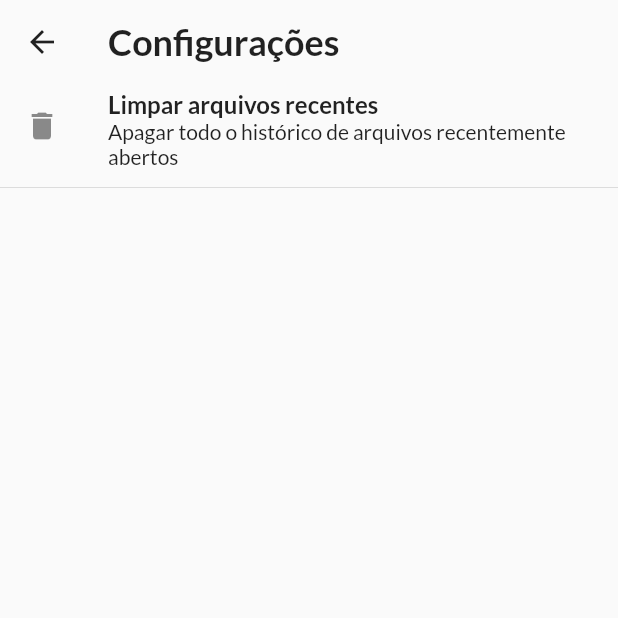
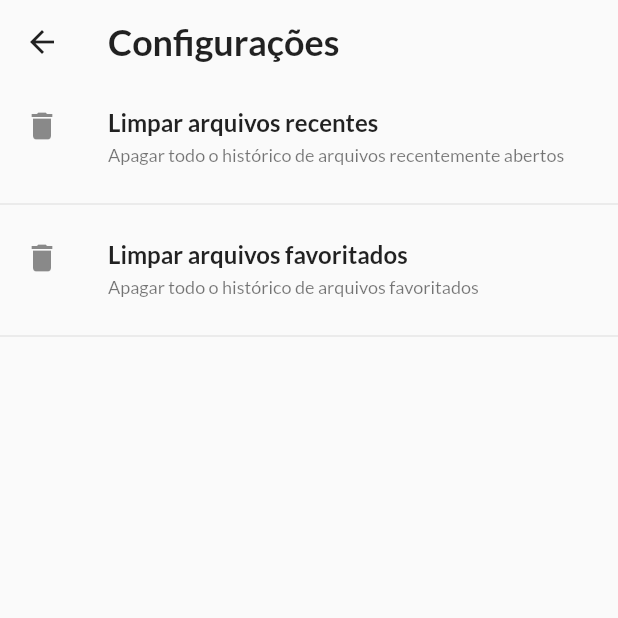
Before and after one commit to rbmelolima/PDF_Viewer, a Flutter app: the SettingsPage screen opened directly, after a tap on "Limpar arquivos recentes", on a phone screen of 412 x 824 dp, the top half of it. Run offline on Flutter 3.47's test engine with Material 2 defaults, Android fonts, the phone set to English and light mode, and no system bars; our stand-ins replace file_picker, localstorage, permission_handler; missing offline and left inert: share_extend, syncfusion_flutter_pdfviewer.

Commit message:
feat: implementando fluxo de favoritos

```diff
--- a/lib/features/settings/page/settings_page.dart
+++ b/lib/features/settings/page/settings_page.dart
@@ -23,11 +23,27 @@ class SettingsPage extends StatelessWidget {
             ),
             subtitle: Text(
               'Apagar todo o histórico de arquivos recentemente abertos',
-              style: Theme.of(context).textTheme.bodyMedium,
+              style: Theme.of(context).textTheme.bodySmall,
             ),
             onTap: () async {
               ListRepository listRepository = ListRepository();
-              await listRepository.clearRecentFiles();
+              await listRepository.clearFiles(TypeFile.recent);
+            },
+          ),
+          const Divider(),
+          ListTile(
+            leading: const Icon(Icons.delete),
+            title: Text(
+              'Limpar arquivos favoritados',
+              style: Theme.of(context).textTheme.headlineMedium,
+            ),
+            subtitle: Text(
+              'Apagar todo o histórico de arquivos favoritados',
+              style: Theme.of(context).textTheme.bodySmall,
+            ),
+            onTap: () async {
+              ListRepository listRepository = ListRepository();
+              await listRepository.clearFiles(TypeFile.favorite);
             },
           ),
           const Divider(),
--- a/lib/shared/model/stored_paths_model.dart
+++ b/lib/shared/model/stored_paths_model.dart
@@ -11,7 +11,7 @@ class StoredPathsModel {
   final String path;
   final String name;
   final DateTime date;
-  final bool? favorite;
+  final bool favorite;
 
   factory StoredPathsModel.fromRawJson(String str) =>
       StoredPathsModel.fromJson(json.decode(str));
@@ -23,13 +23,18 @@ class StoredPathsModel {
         path: json["path"],
         name: json["name"],
         date: DateTime.parse(json["date"]),
-        favorite: json["favorite"] ?? false,
+        favorite: json["favorite"],
       );
 
   Map<String, dynamic> toJson() => {
         "path": path,
         "name": name,
         "date": date.toIso8601String(),
-        "favorite": favorite ?? false,
+        "favorite": favorite,
       };
+
+  @override
+  String toString() {
+    return "StoredPathsModel(path: $path, name: $name, date: $date, favorite: $favorite)";
+  }
 }
--- a/lib/shared/packages/storage/key_value_adapter.dart
+++ b/lib/shared/packages/storage/key_value_adapter.dart
@@ -9,11 +9,6 @@ class KeyValueAdapter {
     bool rewrite = true,
   }) async {
     await storage.ready;
-
-    if (rewrite) {
-      await storage.deleteItem(key);
-    }
-
     await storage.setItem(key, value);
   }
 
--- a/lib/shared/repository/list_repository.dart
+++ b/lib/shared/repository/list_repository.dart
@@ -3,12 +3,14 @@ import 'dart:convert';
 import 'package:pdf_viewer/shared/model/stored_paths_model.dart';
 import 'package:pdf_viewer/shared/packages/storage/key_value_adapter.dart';
 
+enum TypeFile { recent, favorite, all }
+
 class ListRepository {
-  Future<List<StoredPathsModel>?> getRecentFiles() async {
+  Future<List<StoredPathsModel>?> getFiles() async {
     List<StoredPathsModel> files = [];
 
     try {
-      final jsonRecentFiles = await KeyValueAdapter.get("recent");
+      final jsonRecentFiles = await KeyValueAdapter.get("files");
 
       if (jsonRecentFiles != null) {
         var decodedJsonFiles = jsonDecode(jsonRecentFiles);
@@ -24,9 +26,60 @@ class ListRepository {
     }
   }
 
-  Future<void> addRecentFile(String path) async {
+  Future<void> addFile(String path, {bool isFavorite = false}) async {
     try {
-      List<StoredPathsModel> files = await getRecentFiles() ?? [];
+      List<StoredPathsModel> files = await getFiles() ?? [];
+      int index = 0;
+      bool exists = false;
+
+      for (int i = 0; i < files.length; i++) {
+        if (files[i].path == path) {
+          index = i;
+          exists = true;
+          break;
+        }
+      }
+
+      if (exists) {
+        files.removeAt(index);
+      }
+
+      files.add(
+        StoredPathsModel(
+          path: path,
+          name: path.split("/").last,
+          date: DateTime.now(),
+          favorite: isFavorite,
+        ),
+      );
+
+      KeyValueAdapter.set("files", jsonEncode(files));
+    } catch (e) {
+      throw "Error while adding recent file";
+    }
+  }
+
+  Future<void> clearFiles(TypeFile type) async {
+    try {
+      if (type == TypeFile.all) {
+        await KeyValueAdapter.clear();
+      } else if (type == TypeFile.favorite) {
+        List<StoredPathsModel> files = await getFiles() ?? [];
+        files.removeWhere((element) => element.favorite);
+        KeyValueAdapter.set("files", jsonEncode(files));
+      } else {
+        List<StoredPathsModel> files = await getFiles() ?? [];
+        files.removeWhere((element) => !element.favorite);
+        KeyValueAdapter.set("files", jsonEncode(files));
+      }
+    } catch (e) {
+      throw "Error while clearing recent files";
+    }
+  }
+
+  Future<void> removeFile(String path) async {
+    try {
+      List<StoredPathsModel> files = await getFiles() ?? [];
       int index = 0;
       bool exists = false;
 
@@ -40,46 +93,7 @@ class ListRepository {
 
       if (exists) files.removeAt(index);
 
-      files.add(
-        StoredPathsModel(
-          path: path,
-          name: path.split("/").last,
-          date: DateTime.now(),
-          favorite: false,
-        ),
-      );
-
-      KeyValueAdapter.set("recent", jsonEncode(files));
-    } catch (e) {
-      throw "Error while adding recent file";
-    }
-  }
-
-  Future<void> clearRecentFiles() async {
-    try {
-      KeyValueAdapter.set("recent", jsonEncode([]));
-    } catch (e) {
-      throw "Error while clearing recent files";
-    }
-  }
-
-  Future<void> removeRecentFile(String path) async {
-    try {
-      List<StoredPathsModel> files = await getRecentFiles() ?? [];
-      int index = 0;
-      bool exists = false;
-
-      for (int i = 0; i < files.length; i++) {
-        if (files[i].path == path) {
-          index = i;
-          exists = true;
-          break;
-        }
-      }
-
-      if (exists) files.removeAt(index);
-
-      KeyValueAdapter.set("recent", jsonEncode(files));
+      KeyValueAdapter.set("files", jsonEncode(files));
     } catch (e) {
       throw "Error while removing recent file";
     }
```
Also changed, not shown: lib/features/home/page/home_page.dart (+6 -3 lines), lib/features/list/page/list_page.dart (+37 -15 lines), lib/features/pdf_viewer/page/pdf_viewer_page.dart (+13 -4 lines).
